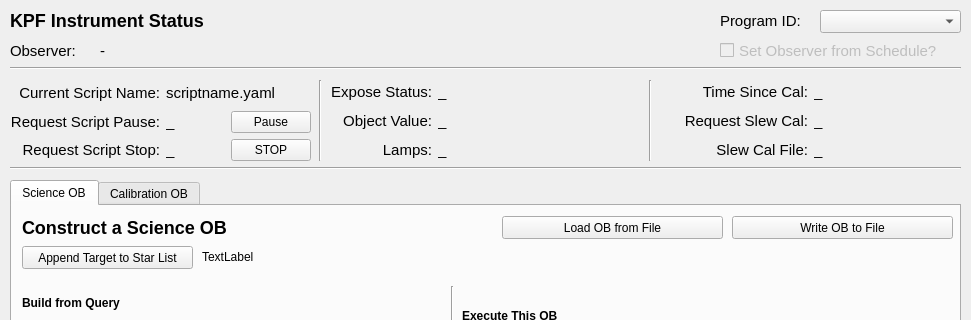
The window that kpf/OB_GUI/KPF_OB_GUI.ui (KeckObservatory/KPFTranslator) describes before a commit, drawn with Qt 5; both pictures show x 0 to 971 and y 0 to 320 of the 971 by 902 pixel window.
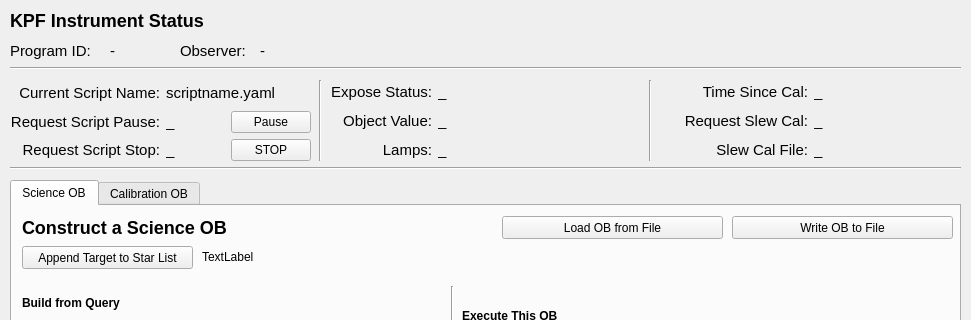
The same window after the commit.

Commit message: Update layout to match python

What changed in the file:
```diff
--- a/kpf/OB_GUI/KPF_OB_GUI.ui
+++ b/kpf/OB_GUI/KPF_OB_GUI.ui
@@ -1478,7 +1478,7 @@
    <widget class="QLabel" name="label_89">
     <property name="geometry">
      <rect>
-      <x>10</x>
+      <x>180</x>
       <y>40</y>
       <width>81</width>
       <height>21</height>
@@ -1496,8 +1496,8 @@
    <widget class="QLabel" name="label_87">
     <property name="geometry">
      <rect>
-      <x>720</x>
-      <y>10</y>
+      <x>10</x>
+      <y>40</y>
       <width>101</width>
       <height>21</height>
      </rect>
@@ -1511,22 +1511,12 @@
      <string>Program ID:</string>
     </property>
    </widget>
-   <widget class="QComboBox" name="progID">
-    <property name="geometry">
-     <rect>
-      <x>820</x>
-      <y>10</y>
-      <width>141</width>
-      <height>23</height>
-     </rect>
-    </property>
-   </widget>
    <widget class="QLabel" name="Observer">
     <property name="geometry">
      <rect>
-      <x>100</x>
+      <x>260</x>
       <y>40</y>
-      <width>611</width>
+      <width>701</width>
       <height>21</height>
      </rect>
     </property>
@@ -1552,15 +1542,12 @@
      <enum>Qt::Horizontal</enum>
     </property>
    </widget>
-   <widget class="QCheckBox" name="set_observer_from_schedule">
-    <property name="enabled">
-     <bool>false</bool>
-    </property>
+   <widget class="QLabel" name="progID">
     <property name="geometry">
      <rect>
-      <x>720</x>
+      <x>110</x>
       <y>40</y>
-      <width>241</width>
+      <width>59</width>
       <height>21</height>
      </rect>
     </property>
@@ -1570,7 +1557,7 @@
      </font>
     </property>
     <property name="text">
-     <string>Set Observer from Schedule?</string>
+     <string>-</string>
     </property>
    </widget>
   </widget>
```
